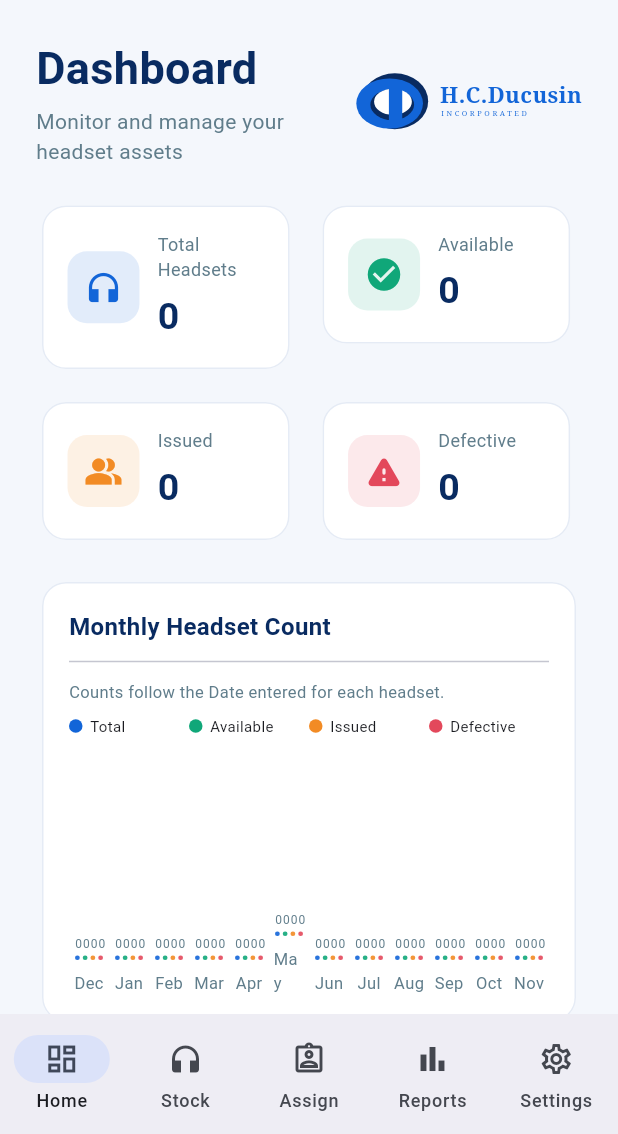
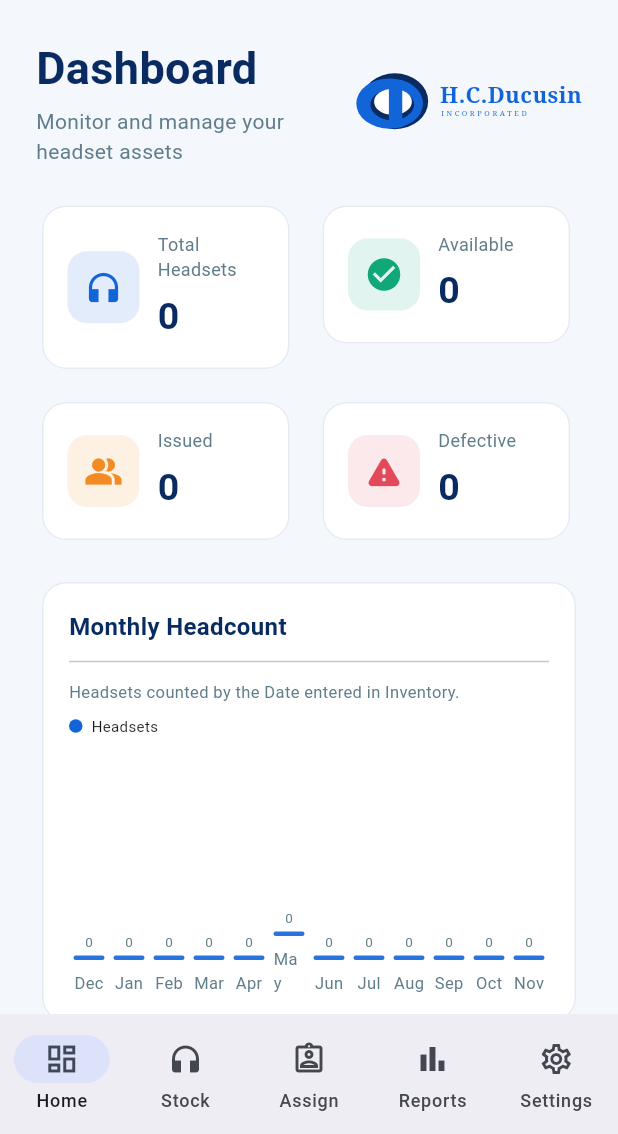
Before and after one commit to hcducusinithelpdesk-ux/headset-inventory, a Flutter app: the InventoryShell screen opened directly with empty values, on a phone screen of 412 x 824 dp, the part 102-1236 px from its top. Run offline on Flutter 3.47's test engine with Material 3 defaults, Android fonts, the phone set to English and light mode, and no system bars; our stand-ins replace shared_preferences; accounts and stored records are empty; network calls fail; Roboto replaces fonts that are missing (Arial).

Commit message:
Show simple monthly headcount chart

```diff
--- a/lib/main.dart
+++ b/lib/main.dart
@@ -259,10 +259,10 @@ class DashboardPage extends StatelessWidget {
     _StatCard(title:'Defective',value:'$defective',icon:Icons.warning_rounded,color:const Color(0xFFE3485B)),
    ]),
    const SizedBox(height:20),LayoutBuilder(builder:(context,c)=>Wrap(spacing:16,runSpacing:16,children:[
-    SizedBox(width:c.maxWidth>950?c.maxWidth*.57:c.maxWidth,child:_Panel(title:'Monthly Headset Count',child:Column(crossAxisAlignment:CrossAxisAlignment.start,children:[
-      const Text('Counts follow the Date entered for each headset.',style:TextStyle(fontSize:11,color:Colors.blueGrey)),
+    SizedBox(width:c.maxWidth>950?c.maxWidth*.57:c.maxWidth,child:_Panel(title:'Monthly Headcount',child:Column(crossAxisAlignment:CrossAxisAlignment.start,children:[
+      const Text('Headsets counted by the Date entered in Inventory.',style:TextStyle(fontSize:11,color:Colors.blueGrey)),
       const SizedBox(height:8),
-      const Row(children:[_Legend(color:blue,label:'Total'),_Legend(color:Color(0xFF10A779),label:'Available'),_Legend(color:Color(0xFFF28B24),label:'Issued'),_Legend(color:Color(0xFFE3485B),label:'Defective')]),
+      const Row(children:[Container(width:9,height:9,decoration:BoxDecoration(color:blue,shape:BoxShape.circle)),SizedBox(width:6),Text('Headsets',style:TextStyle(fontSize:10))]),
       const SizedBox(height:12),_MonthlyInventoryChart(months:months,monthlyAssets:monthlyAssets,maxCount:maxMonthlyCount)
     ]))),
     SizedBox(width:c.maxWidth>950?c.maxWidth*.39:c.maxWidth,child:_Panel(title:'Headset Status',child:Column(children:[
@@ -297,19 +297,15 @@ class _MonthlyInventoryChart extends StatelessWidget {
   const _MonthlyInventoryChart({required this.months,required this.monthlyAssets,required this.maxCount});
 
   @override Widget build(BuildContext context){
-    const colors=[blue,Color(0xFF10A779),Color(0xFFF28B24),Color(0xFFE3485B)];
     return SizedBox(height:160,child:Row(crossAxisAlignment:CrossAxisAlignment.end,children:List.generate(months.length,(i){
-      final assets=monthlyAssets[i];
-      final counts=[assets.length,assets.where((x)=>x.status=='Available').length,assets.where((x)=>x.status=='Issued').length,assets.where((x)=>x.status=='Defective').length];
+      final count=monthlyAssets[i].length;
+      final height=maxCount==0||count==0?3.0:(count/maxCount*92).clamp(3.0,92.0).toDouble();
       return Expanded(child:Padding(padding:const EdgeInsets.symmetric(horizontal:3),child:Column(mainAxisAlignment:MainAxisAlignment.end,children:[
-        Expanded(child:Row(crossAxisAlignment:CrossAxisAlignment.end,children:List.generate(counts.length,(j){
-          final height=maxCount==0||counts[j]==0?3.0:(counts[j]/maxCount*92).clamp(3.0,92.0).toDouble();
-          return Expanded(child:Padding(padding:const EdgeInsets.symmetric(horizontal:1),child:Column(mainAxisAlignment:MainAxisAlignment.end,children:[
-            Text('${counts[j]}',style:const TextStyle(fontSize:8,color:Colors.blueGrey)),
-            const SizedBox(height:2),
-            Container(height:height,decoration:BoxDecoration(color:colors[j].withOpacity(.9),borderRadius:BorderRadius.circular(3))),
-          ])));
-        }))),
+        Expanded(child:Column(mainAxisAlignment:MainAxisAlignment.end,children:[
+          Text('$count',style:const TextStyle(fontSize:9,color:Colors.blueGrey)),
+          const SizedBox(height:3),
+          Container(width:24,height:height,decoration:BoxDecoration(color:blue.withOpacity(.9),borderRadius:BorderRadius.circular(4))),
+        ])),
         const SizedBox(height:7),
         Text(DateFormat('MMM').format(months[i]),style:const TextStyle(fontSize:11,color:Colors.blueGrey)),
       ])));
```
